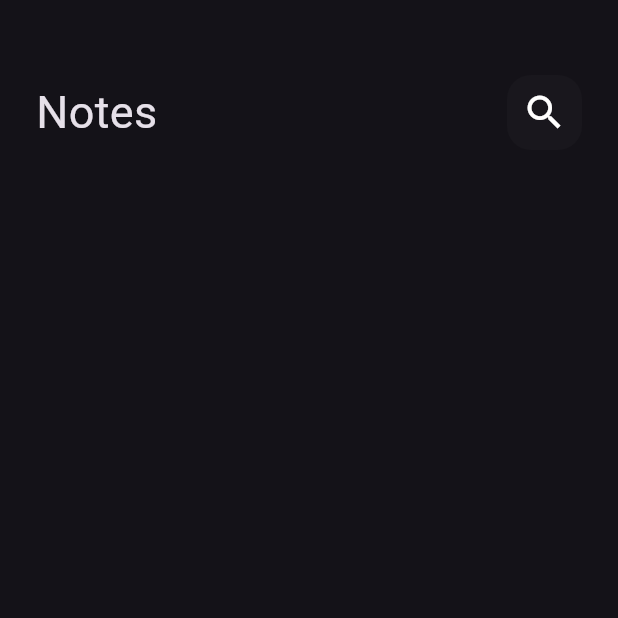
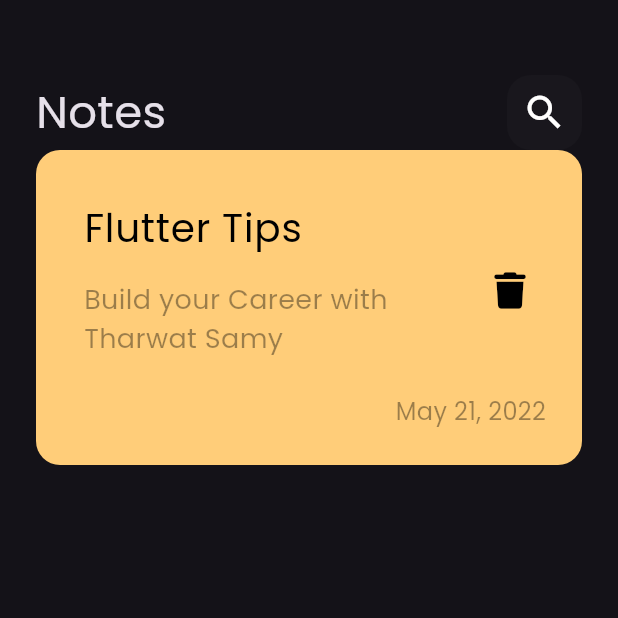
Before and after one commit to AppDevDz/app_notes, a Flutter app: the screen it shows after launch, on a phone screen of 412 x 824 dp, the top half of it. Run offline on Flutter 3.47's test engine with Material 3 defaults, Android fonts, the phone set to English and light mode, and no system bars; our stand-ins replace font_awesome_flutter.

Commit message:
custom_note_item

```diff
--- a/lib/main.dart
+++ b/lib/main.dart
@@ -11,7 +11,7 @@ class NotesApp extends StatelessWidget {
   @override
   Widget build(BuildContext context) {
     return MaterialApp(
-      theme: ThemeData(brightness: Brightness.dark),
+      theme: ThemeData(brightness: Brightness.dark, fontFamily: 'Poppins'),
       home: const NotesView(),
     );
   }
--- /dev/null
+++ b/lib/widgets/custom_note_item.dart
@@ -0,0 +1,53 @@
+import 'package:flutter/material.dart';
+import 'package:font_awesome_flutter/font_awesome_flutter.dart';
+
+class NoteItem extends StatelessWidget {
+  const NoteItem({super.key});
+
+  @override
+  Widget build(BuildContext context) {
+    return Container(
+      padding: EdgeInsets.only(left: 16, top: 24, bottom: 24),
+      decoration: BoxDecoration(
+        color: const Color(0xffFFCD79),
+        borderRadius: BorderRadius.circular(16),
+      ),
+      child: Column(
+        crossAxisAlignment: CrossAxisAlignment.end,
+        children: [
+          ListTile(
+            //contentPadding: EdgeInsets.all(0),
+            iconColor: Colors.black,
+            title: const Text(
+              'Flutter Tips',
+              style: TextStyle(color: Colors.black, fontSize: 26),
+            ),
+            subtitle: Padding(
+              padding: const EdgeInsets.only(top: 16, bottom: 16),
+              child: Text(
+                'Build your Career with Tharwat Samy',
+                style:
+                    TextStyle(color: Colors.black.withAlpha(100), fontSize: 18),
+              ),
+            ),
+            trailing: IconButton(
+              onPressed: () {},
+              icon: const Icon(
+                FontAwesomeIcons.trash,
+                size: 24,
+              ),
+            ),
+          ),
+          Padding(
+            padding: const EdgeInsets.only(right: 24),
+            child: Text(
+              'May 21, 2022',
+              style:
+                  TextStyle(color: Colors.black.withAlpha(100), fontSize: 16),
+            ),
+          ),
+        ],
+      ),
+    );
+  }
+}
--- a/lib/widgets/notes_view_body.dart
+++ b/lib/widgets/notes_view_body.dart
@@ -1,5 +1,6 @@
 import 'package:flutter/material.dart';
 import 'package:notes_app/widgets/custom_app_bar.dart';
+import 'package:notes_app/widgets/custom_note_item.dart';
 
 class NotesViewBody extends StatelessWidget {
   const NotesViewBody({super.key});
@@ -14,6 +15,7 @@ class NotesViewBody extends StatelessWidget {
             height: 50,
           ),
           CustomAppBar(),
+          NoteItem(),
         ],
       ),
     );
```
Also changed, not shown: pubspec.yaml (+8 -14 lines), assets/fonts/Poppins-Regular.ttf (added), pubspec.lock.
